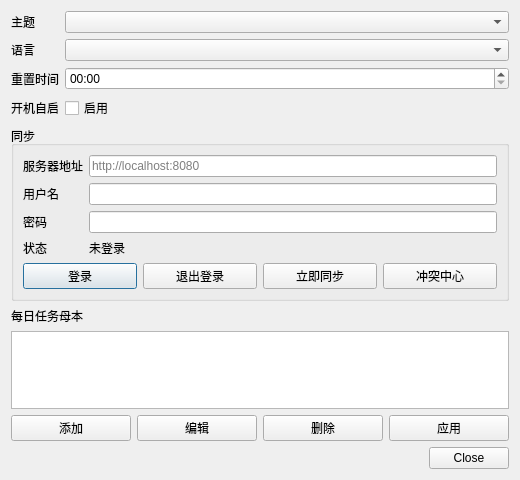
Old version of the form ui/resources/dialogs/settings_dialog.ui in the repository 2436238575/daily-todos.
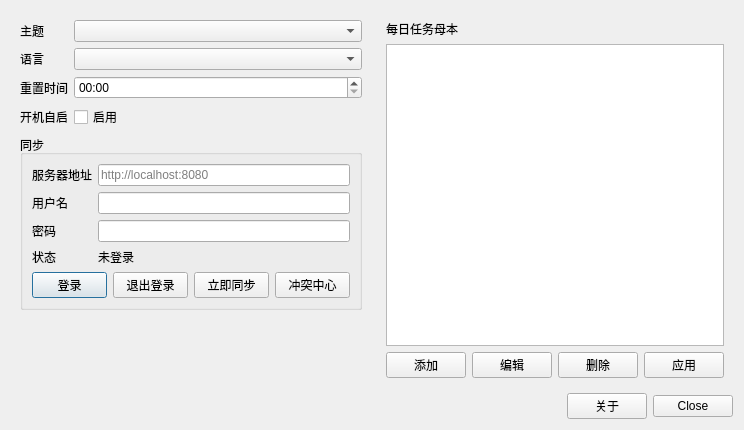
New version of the form.

Commit message: feat: 优化设置布局

Diff of the .ui file:
```diff
--- a/ui/resources/dialogs/settings_dialog.ui
+++ b/ui/resources/dialogs/settings_dialog.ui
@@ -9,12 +9,29 @@
    <rect>
     <x>0</x>
     <y>0</y>
-    <width>520</width>
-   <height>480</height>
+    <width>720</width>
+    <height>430</height>
    </rect>
   </property>
   <layout class="QVBoxLayout" name="verticalLayout">
    <item>
+    <layout class="QHBoxLayout" name="mainLayout">
+     <item>
+      <widget class="QWidget" name="leftPane">
+     <property name="minimumSize">
+      <size>
+       <width>360</width>
+       <height>0</height>
+      </size>
+     </property>
+     <property name="maximumSize">
+      <size>
+       <width>360</width>
+       <height>16777215</height>
+      </size>
+     </property>
+       <layout class="QVBoxLayout" name="leftLayout">
+      <item>
     <layout class="QFormLayout" name="formLayout">
      <item row="0" column="0">
       <widget class="QLabel" name="themeLabel">
@@ -125,29 +142,29 @@
        </layout>
       </item>
       <item>
-       <layout class="QHBoxLayout" name="syncButtonsLayout">
-        <item>
+          <layout class="QGridLayout" name="syncButtonsLayout">
+           <item row="0" column="0">
          <widget class="QPushButton" name="syncLoginButton">
           <property name="text">
            <string>登录</string>
           </property>
          </widget>
         </item>
-        <item>
+           <item row="0" column="1">
          <widget class="QPushButton" name="syncLogoutButton">
           <property name="text">
            <string>退出登录</string>
           </property>
          </widget>
         </item>
-        <item>
+           <item row="0" column="2">
          <widget class="QPushButton" name="syncNowButton">
           <property name="text">
            <string>立即同步</string>
           </property>
          </widget>
         </item>
-        <item>
+           <item row="0" column="3">
          <widget class="QPushButton" name="syncConflictsButton">
           <property name="text">
            <string>冲突中心</string>
@@ -160,6 +177,31 @@
     </widget>
    </item>
    <item>
+       <spacer name="leftSpacer">
+        <property name="orientation">
+         <enum>Qt::Vertical</enum>
+        </property>
+        <property name="sizeHint" stdset="0">
+         <size>
+          <width>20</width>
+          <height>40</height>
+         </size>
+        </property>
+       </spacer>
+      </item>
+       </layout>
+      </widget>
+     </item>
+     <item>
+      <widget class="QWidget" name="templatePane">
+     <property name="sizePolicy">
+      <sizepolicy hsizetype="Expanding" vsizetype="Expanding">
+       <horstretch>1</horstretch>
+       <verstretch>1</verstretch>
+      </sizepolicy>
+     </property>
+       <layout class="QVBoxLayout" name="templateLayout">
+      <item>
     <widget class="QLabel" name="templateLabel">
      <property name="text">
       <string>每日任务母本</string>
@@ -167,7 +209,14 @@
     </widget>
    </item>
    <item>
-    <widget class="QListWidget" name="templateListWidget"/>
+       <widget class="QListWidget" name="templateListWidget">
+        <property name="sizePolicy">
+         <sizepolicy hsizetype="Expanding" vsizetype="Expanding">
+          <horstretch>1</horstretch>
+          <verstretch>1</verstretch>
+         </sizepolicy>
+        </property>
+       </widget>
    </item>
    <item>
     <layout class="QHBoxLayout" name="templateButtonsLayout">
@@ -201,8 +250,47 @@
      </item>
     </layout>
    </item>
+       </layout>
+      </widget>
+     </item>
+    </layout>
+   </item>
+   <item>
+    <layout class="QHBoxLayout" name="dialogButtonsLayout">
+     <item>
+      <spacer name="dialogButtonsSpacer">
+       <property name="orientation">
+        <enum>Qt::Horizontal</enum>
+       </property>
+       <property name="sizeHint" stdset="0">
+        <size>
+         <width>40</width>
+         <height>20</height>
+        </size>
+       </property>
+      </spacer>
+     </item>
+     <item>
+      <widget class="QPushButton" name="aboutButton">
+       <property name="sizePolicy">
+        <sizepolicy hsizetype="Fixed" vsizetype="Fixed">
+         <horstretch>0</horstretch>
+         <verstretch>0</verstretch>
+        </sizepolicy>
+       </property>
+       <property name="text">
+        <string>关于</string>
+       </property>
+      </widget>
+     </item>
    <item>
     <widget class="QDialogButtonBox" name="buttonBox">
+       <property name="sizePolicy">
+        <sizepolicy hsizetype="Fixed" vsizetype="Fixed">
+         <horstretch>0</horstretch>
+         <verstretch>0</verstretch>
+        </sizepolicy>
+       </property>
      <property name="orientation">
       <enum>Qt::Horizontal</enum>
      </property>
@@ -210,6 +298,8 @@
       <set>QDialogButtonBox::Close</set>
      </property>
     </widget>
+     </item>
+    </layout>
    </item>
   </layout>
  </widget>
```
Lines whose indentation alone changed are shown as unchanged.
